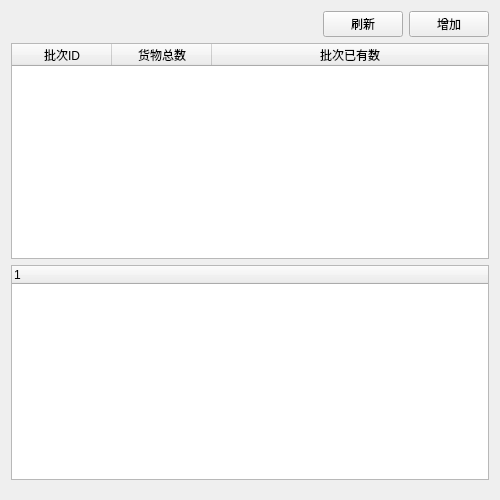
First picture: the form in viewbatch.ui, repository kangwenyun/batch_acquisition_system_qt_before, before the edit.
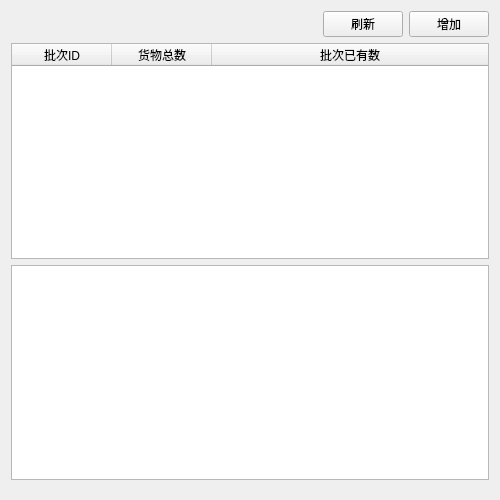
Second picture: the form after the edit.

What changed in the file:
```diff
--- a/viewbatch.ui
+++ b/viewbatch.ui
@@ -114,6 +114,12 @@
          <height>200</height>
         </size>
        </property>
+       <property name="editTriggers">
+        <set>QAbstractItemView::NoEditTriggers</set>
+       </property>
+       <attribute name="headerVisible">
+        <bool>false</bool>
+       </attribute>
        <column>
         <property name="text">
          <string notr="true">1</string>
```
Left out of the diff: 2 changed lines with no effect on the pictures.
